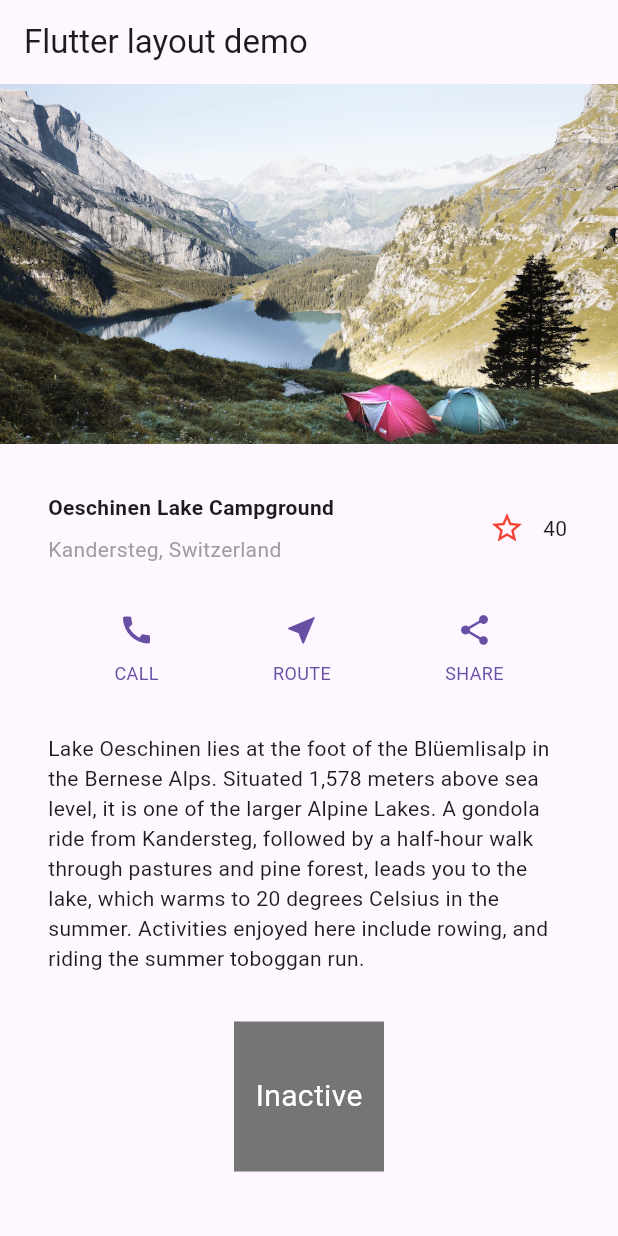
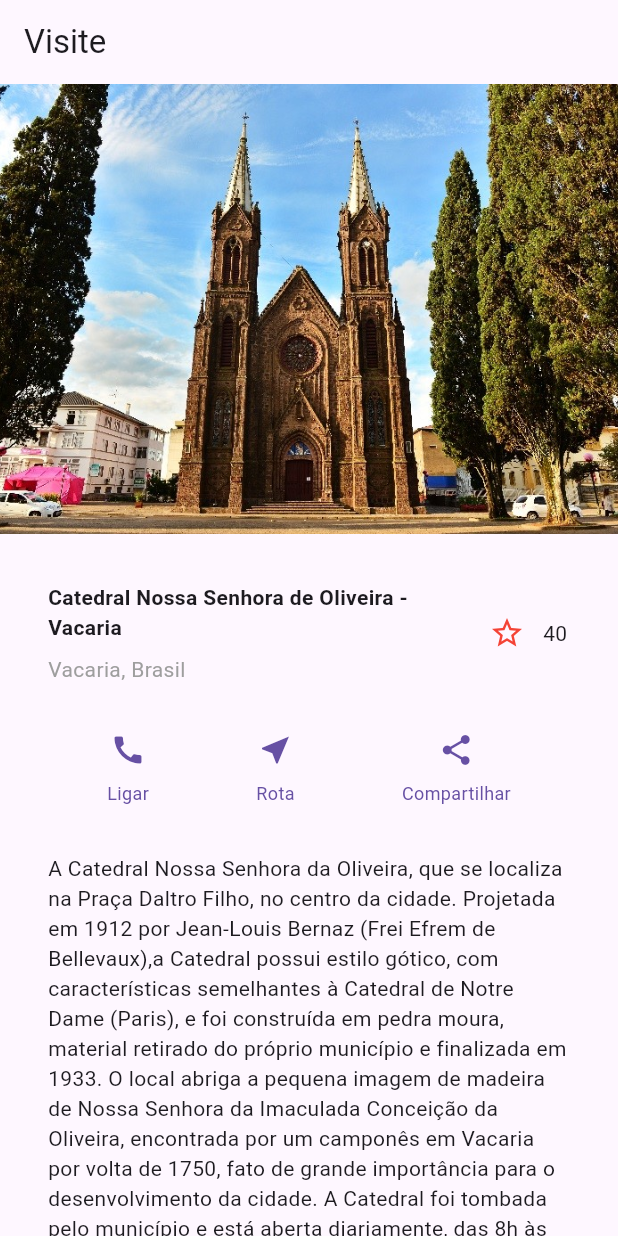
Before and after one commit to elysonSSS/interativo, a Flutter app: the screen it shows after launch, after a tap on the "star" icon, on a phone screen of 412 x 824 dp. Run offline on Flutter 3.47's test engine with Material 3 defaults, Android fonts, the phone set to English and light mode, and no system bars.

Commit message:
alterado todo layout

```diff
--- a/interativo/lib/main.dart
+++ b/interativo/lib/main.dart
@@ -1,13 +1,14 @@
 import 'package:flutter/material.dart';
 
 void main() => runApp(const MyApp());
+/// A simple Flutter app that displays a tourist attraction.
 
 class MyApp extends StatelessWidget {
   const MyApp({super.key});
 
   @override
   Widget build(BuildContext context) {
-    const String appTitle = 'Flutter layout demo';
+    const String appTitle = 'Visite';
     return MaterialApp(
       title: appTitle,
       home: Scaffold(
@@ -18,26 +19,26 @@ class MyApp extends StatelessWidget {
         body: const SingleChildScrollView(
           child: Column(
             children: [
-              ImageSection(
-                image: 'images/lake.jpg',
-              ),
+              ImageSection(),
               TitleSection(
-                name: 'Oeschinen Lake Campground',
-                location: 'Kandersteg, Switzerland',
+                name: 'Catedral Nossa Senhora de Oliveira - Vacaria',
+                location: 'Vacaria, Brasil',
               ),
               ButtonSection(),
               TextSection(
                 description:
-                    'Lake Oeschinen lies at the foot of the Blüemlisalp in the '
-                    'Bernese Alps. Situated 1,578 meters above sea level, it '
-                    'is one of the larger Alpine Lakes. A gondola ride from '
-                    'Kandersteg, followed by a half-hour walk through pastures '
-                    'and pine forest, leads you to the lake, which warms to 20 '
-                    'degrees Celsius in the summer. Activities enjoyed here '
-                    'include rowing, and riding the summer toboggan run.',
+                    'A Catedral Nossa Senhora da Oliveira, que se localiza na Praça Daltro Filho,'
+                    ' no centro da cidade. Projetada em 1912 por Jean-Louis Bernaz (Frei Efrem de Bellevaux),'
+                    'a Catedral possui estilo gótico, com características semelhantes à Catedral de '
+                    'Notre Dame (Paris), e foi construída em pedra moura, material retirado do próprio '
+                    'município e finalizada em 1933. O local abriga a pequena imagem de madeira de Nossa '
+                    'Senhora da Imaculada Conceição da Oliveira, encontrada por um camponês em Vacaria por '
+                    'volta de 1750, fato de grande importância para o desenvolvimento da cidade. A Catedral '
+                    'foi tombada pelo município e está aberta diariamente, das 8h às 19h, com acesso na lateral '
+                    'livre aos visitantes.',
               ),
               TapboxA(),
-              MyCustomForm(),
+              NoteSection(),
             ],
           ),
         ),
@@ -46,6 +47,8 @@ class MyApp extends StatelessWidget {
     );
   }
 }
+
+/// A section that displays the title and location of a tourist attraction.
 
 class TitleSection extends StatelessWidget {
   const TitleSection({
@@ -73,6 +76,7 @@ class TitleSection extends StatelessWidget {
                   padding: const EdgeInsets.only(bottom: 8),
                   child: Text(
                     name,
+
                     style: const TextStyle(
                       fontWeight: FontWeight.bold,
                     ),
@@ -96,6 +100,8 @@ class TitleSection extends StatelessWidget {
   }
 }
 
+/// A section that displays a row of buttons.
+
 class ButtonSection extends StatelessWidget {
   const ButtonSection({super.key});
 
@@ -109,23 +115,25 @@ class ButtonSection extends StatelessWidget {
           ButtonWithText(
             color: color,
             icon: Icons.call,
-            label: 'CALL',
+            label: 'Ligar',
           ),
           ButtonWithText(
             color: color,
             icon: Icons.near_me,
-            label: 'ROUTE',
+            label: 'Rota',
           ),
           ButtonWithText(
             color: color,
             icon: Icons.share,
-            label: 'SHARE',
+            label: 'Compartilhar',
           ),
         ],
       ),
     );
   }
 }
+
+/// A button with a text label.
 
 class ButtonWithText extends StatelessWidget {
   const ButtonWithText({
@@ -162,6 +170,8 @@ class ButtonWithText extends StatelessWidget {
   }
 }
 
+/// A section that displays a block of text.
+
 class TextSection extends StatelessWidget {
   const TextSection({
     super.key,
@@ -182,25 +192,55 @@ class TextSection extends StatelessWidget {
   }
 }
 
-// #docregion image-asset
-class ImageSection extends StatelessWidget {
-  const ImageSection({super.key, required this.image});
 
-  final String image;
+/// A section that displays a carroussel of images.
+
+class ImageSection extends StatefulWidget {
+  const ImageSection({super.key});
+
+  @override
+  State<ImageSection> createState() => _ImageSectionState();
+}
+
+class _ImageSectionState extends State<ImageSection> {
+  int _currentPage = 0;
+  final List<String> _images = [
+    'images/catedral.jpg',
+    'images/catedral2.jpg',
+    'images/catedral3.jpg',
+    'images/catedral4.jpg',
+    'images/catedral5.jpg',
+  ];
 
   @override
   Widget build(BuildContext context) {
-    // #docregion image-asset
-    return Image.asset(
-      image,
-      width: 600,
-      height: 240,
-      fit: BoxFit.cover,
+    return GestureDetector(
+      onHorizontalDragEnd: (details) {
+        if (details.velocity.pixelsPerSecond.dx > 0) {
+          // Deslizar para a direita
+          if (_currentPage < _images.length - 1) {
+            setState(() {
+              _currentPage++;
+            });
+          }
+        } else if (details.velocity.pixelsPerSecond.dx < 0) {
+          // Deslizar para a esquerda
+          if (_currentPage > 0) {
+            setState(() {
+              _currentPage--;
+            });
+          }
+        }
+      },
+      child: Image.asset(
+        _images[_currentPage],
+        width: 500,
+        height: 300,
+        fit: BoxFit.cover,
+      ),
     );
-    // #enddocregion image-asset
   }
 }
-// #enddocregion image-section
 
 // #docregion favorite-widget
 class FavoriteWidget extends StatefulWidget {
@@ -287,46 +327,57 @@ class _TapboxAState extends State<TapboxA> {
         height: 100,
         decoration: BoxDecoration(
           color: _active ? Colors.lightGreen[700] : Colors.grey[600],
+          borderRadius: BorderRadius.circular(10),
         ),
-        child: Center(
-          child: Text(
-            _active ? 'Active' : 'Inactive',
-            style: const TextStyle(fontSize: 20, color: Colors.white),
-          ),
+        child: Icon(
+            _active ? Icons.check : Icons.bookmark_border,
+            size: 40, // Tamanho do ícone
+            color: Colors.white,
+
         ),
       ),
     );
   }
 }
 
-class MyCustomForm extends StatefulWidget {
-  const MyCustomForm({super.key});
+class NoteSection extends StatefulWidget {
+  const NoteSection({super.key});
 
   @override
-  State<MyCustomForm> createState() => _MyCustomFormState();
+  NoteSectionState createState() => NoteSectionState();
 }
 
-// Define a corresponding State class.
-// This class holds the data related to the Form.
-class _MyCustomFormState extends State<MyCustomForm> {
-  // Create a text controller and use it to retrieve the current value
-  // of the TextField.
-  final myController = TextEditingController();
-
-  @override
-  void dispose() {
-    // Clean up the controller when the widget is disposed.
-    myController.dispose();
-    super.dispose();
-  }
+class NoteSectionState extends State<NoteSection> {
+  final _controller = TextEditingController();
+  String _note = '';
 
   @override
   Widget build(BuildContext context) {
-    // Fill this out in the next step.
-    return TextField(
-      controller: myController,
-);
+    return Padding(
+      padding: const EdgeInsets.all(32),
+      child: Column(
+        children: [
+          TextField(
+            controller: _controller,
+            decoration: const InputDecoration(
+              labelText: 'Nota',
+              border: OutlineInputBorder(),
+            ),
+            maxLines: 5,
+          ),
+          const SizedBox(height: 16),
+          ElevatedButton(
+            onPressed: () {
+              setState(() {
+                _note = _controller.text;
+              });
+            },
+            child: const Text('Salvar'),
+          ),
+          const SizedBox(height: 16),
+          TextSection(description: _note),
+        ],
+      ),
+    );
   }
-
-
 }
--- a/interativo/pubspec.yaml
+++ b/interativo/pubspec.yaml
@@ -21,4 +21,8 @@ dev_dependencies:
 flutter:
   uses-material-design: true
   assets:
-    - images/lake.jpg
+    - images/catedral.jpg
+    - images/catedral2.jpg
+    - images/catedral3.jpg
+    - images/catedral4.jpg
+    - images/catedral5.jpg
```
Also changed, not shown: interativo/images/catedral.jpg (added), interativo/images/catedral2.jpg (added), interativo/images/catedral3.jpg (added), interativo/images/catedral4.jpg (added), interativo/images/catedral5.jpg (added).
